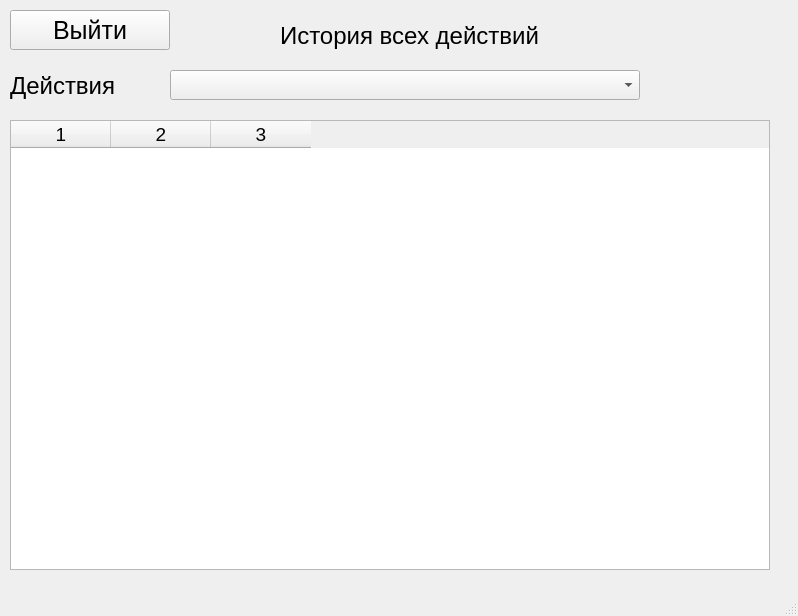
The window that data/design/form_history.ui (PolkovnikovPavel/collection_lfk) describes before a commit, drawn with Qt 5.
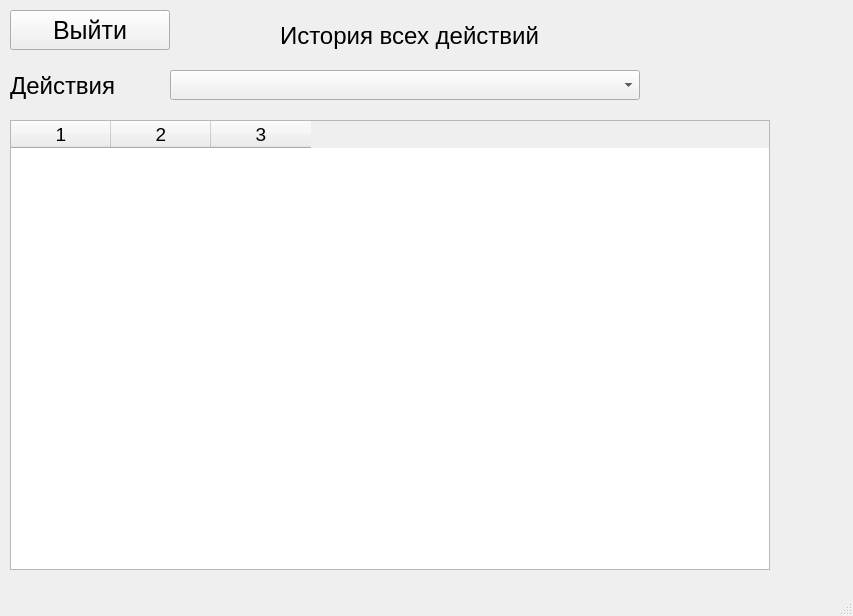
The same window after the commit.

The edit to the form file:
```diff
--- a/data/design/form_history.ui
+++ b/data/design/form_history.ui
@@ -6,7 +6,7 @@
    <rect>
     <x>0</x>
     <y>0</y>
-    <width>798</width>
+    <width>853</width>
     <height>616</height>
    </rect>
   </property>
```
Left out of the diff: 2 changed lines with no effect on the pictures.
